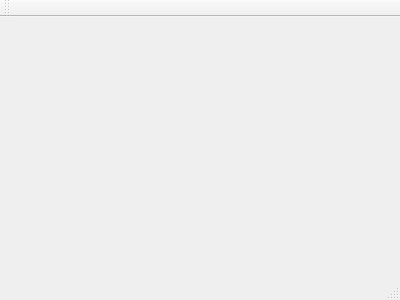
Above: mainwindow.ui from DMLou/PanelManager before the change. Below: the same form after it.
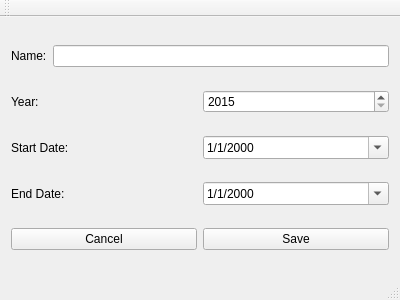
That is the form after the change.

```diff
--- a/mainwindow.ui
+++ b/mainwindow.ui
@@ -12,13 +12,130 @@
   <property name="windowTitle" >
    <string>MainWindow</string>
   </property>
-  <widget class="QMenuBar" name="menuBar" />
-  <widget class="QToolBar" name="mainToolBar" />
-  <widget class="QWidget" name="centralWidget" />
-  <widget class="QStatusBar" name="statusBar" />
+  <widget class="QWidget" name="centralWidget">
+   <layout class="QGridLayout" name="gridLayout">
+    <item row="1" column="1">
+     <widget class="QSpinBox" name="conventionYear">
+      <property name="minimum">
+       <number>2015</number>
+      </property>
+      <property name="maximum">
+       <number>9999</number>
+      </property>
+     </widget>
+    </item>
+    <item row="2" column="1">
+     <widget class="QDateEdit" name="startDate">
+      <property name="displayFormat">
+       <string>M/d/yyyy</string>
+      </property>
+      <property name="calendarPopup">
+       <bool>true</bool>
+      </property>
+     </widget>
+    </item>
+    <item row="4" column="1">
+     <widget class="QPushButton" name="saveButton">
+      <property name="text">
+       <string>Save</string>
+      </property>
+     </widget>
+    </item>
+    <item row="3" column="1">
+     <widget class="QDateEdit" name="endDate">
+      <property name="displayFormat">
+       <string>M/d/yyyy</string>
+      </property>
+      <property name="calendarPopup">
+       <bool>true</bool>
+      </property>
+     </widget>
+    </item>
+    <item row="4" column="0">
+     <widget class="QPushButton" name="cancelButton">
+      <property name="text">
+       <string>Cancel</string>
+      </property>
+     </widget>
+    </item>
+    <item row="3" column="0">
+     <widget class="QLabel" name="label_4">
+      <property name="text">
+       <string>End Date:</string>
+      </property>
+      <property name="buddy">
+       <cstring>endDate</cstring>
+      </property>
+     </widget>
+    </item>
+    <item row="2" column="0">
+     <widget class="QLabel" name="label_3">
+      <property name="text">
+       <string>Start Date:</string>
+      </property>
+      <property name="buddy">
+       <cstring>startDate</cstring>
+      </property>
+     </widget>
+    </item>
+    <item row="1" column="0">
+     <widget class="QLabel" name="label_2">
+      <property name="text">
+       <string>Year:</string>
+      </property>
+      <property name="buddy">
+       <cstring>conventionYear</cstring>
+      </property>
+     </widget>
+    </item>
+    <item row="0" column="0" colspan="2">
+     <layout class="QHBoxLayout" name="horizontalLayout">
+      <item>
+       <widget class="QLabel" name="label">
+        <property name="text">
+         <string>Name:</string>
+        </property>
+        <property name="buddy">
+         <cstring>conventionName</cstring>
+        </property>
+       </widget>
+      </item>
+      <item>
+       <widget class="QLineEdit" name="conventionName"/>
+      </item>
+     </layout>
+    </item>
+   </layout>
+  </widget>
+  <widget class="QToolBar" name="mainToolBar">
+   <attribute name="toolBarArea">
+    <enum>TopToolBarArea</enum>
+   </attribute>
+   <attribute name="toolBarBreak">
+    <bool>false</bool>
+   </attribute>
+  </widget>
+  <widget class="QStatusBar" name="statusBar"/>
+  <widget class="QMenuBar" name="menuBar">
+   <property name="geometry">
+    <rect>
+     <x>0</x>
+     <y>0</y>
+     <width>400</width>
+     <height>22</height>
+    </rect>
+   </property>
+  </widget>
  </widget>
- <layoutDefault spacing="6" margin="11" />
- <pixmapfunction></pixmapfunction>
+ <layoutdefault spacing="6" margin="11"/>
+ <tabstops>
+  <tabstop>conventionName</tabstop>
+  <tabstop>conventionYear</tabstop>
+  <tabstop>startDate</tabstop>
+  <tabstop>endDate</tabstop>
+  <tabstop>cancelButton</tabstop>
+  <tabstop>saveButton</tabstop>
+ </tabstops>
  <resources/>
  <connections/>
 </ui>
```
Left out of the diff: 9 changed lines with no effect on the pictures.
